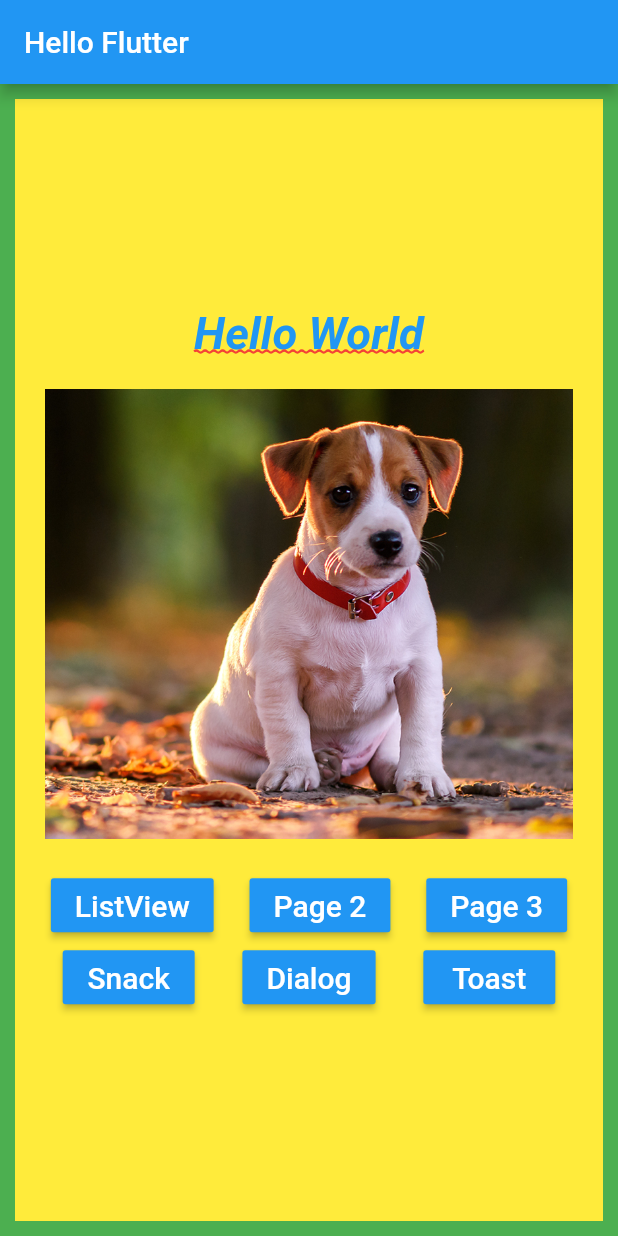
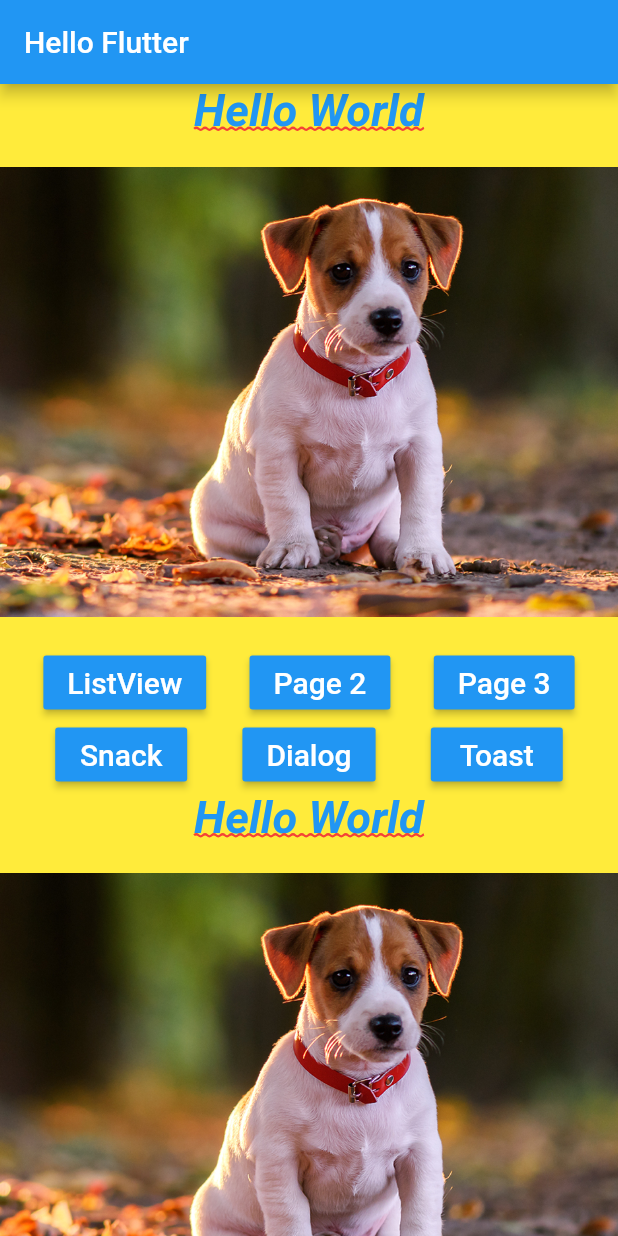
Before and after one commit to wagnerluzdevops/flutter_estudo, a Flutter app: the screen it shows after launch, on a phone screen of 412 x 824 dp. Run offline on Flutter 3.47's test engine with Material 2 defaults, Android fonts, the phone set to English and light mode, and no system bars; our stand-ins replace fluttertoast.

```diff
--- a/flutter_hello/lib/home_page.dart
+++ b/flutter_hello/lib/home_page.dart
@@ -1,4 +1,3 @@
-import 'package:flutter/cupertino.dart';
 import 'package:flutter/material.dart';
 
 class HomePage extends StatelessWidget {
@@ -13,18 +12,18 @@ class HomePage extends StatelessWidget {
   }
 
   _body() {
-    return Container(
-      // Ao inves de usar Padding, usar Container !!
-      color: Colors.green,
-      padding: const EdgeInsets.all(10),
-      child: Container (
+    return SingleChildScrollView(
+      child: Container(
         color: Colors.yellow,
         child: Column(
           mainAxisAlignment: MainAxisAlignment.center,
           children: <Widget>[
             _text(),
             _pageView(),
-          _buttons()
+            _buttons(),
+            _text(),
+            _pageView(),
+            _buttons(),
           ],
         ),
       ),
@@ -33,7 +32,7 @@ class HomePage extends StatelessWidget {
 
   Container _pageView() {
     return Container(
-      margin: EdgeInsets.all(20),
+      margin: EdgeInsets.only(top:20, bottom: 20),
       height: 300,
       child: PageView(
         children: <Widget>[
```
Lines whose indentation alone changed are shown as unchanged.
